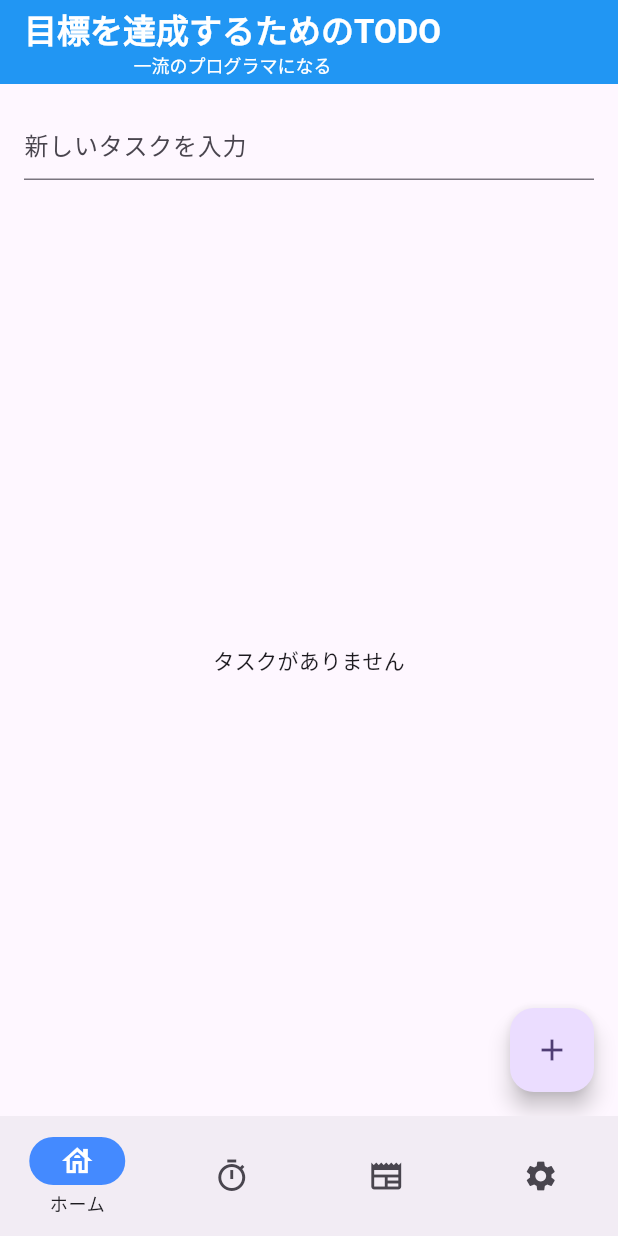
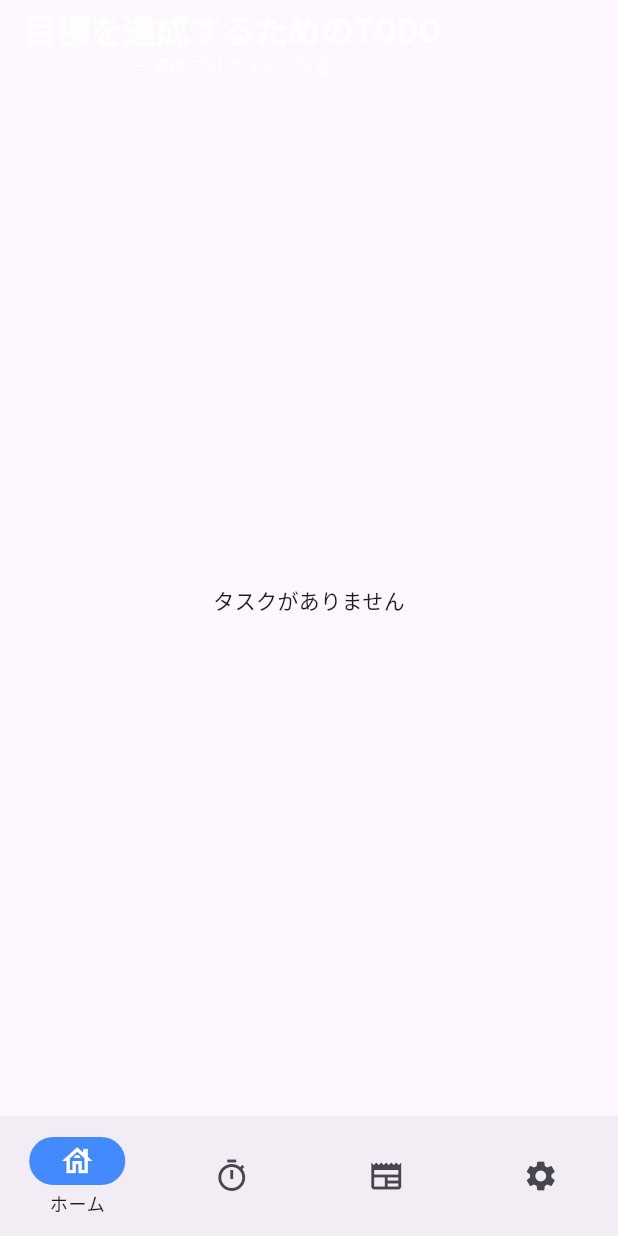
Before and after one commit to yabuki829/todoListApp, a Flutter app: the screen it shows after launch, on a phone screen of 412 x 824 dp. Run offline on Flutter 3.47's test engine with Material 3 defaults, Android fonts, the phone set to English and light mode, and no system bars; our stand-ins replace flutter_riverpod, freezed_annotation, go_router, riverpod_annotation, shared_preferences; generated files the repository leaves out were written again.

Commit message:
change Sliver

```diff
--- a/lib/views/TodoView.dart
+++ b/lib/views/TodoView.dart
@@ -52,9 +52,10 @@ class _TodoviewState extends State<Todoview> {
 
   @override
   Widget build(BuildContext context) {
-    return Scaffold(
-      appBar: AppBar(
-        backgroundColor: Colors.blue,
+    String myGoal = "一流のプログラマになる";
+    return CustomScrollView(
+      slivers: [
+        SliverAppBar(
           title: Column(
             children: [
               Text(
@@ -74,40 +75,16 @@ class _TodoviewState extends State<Todoview> {
             ],
           ),
         ),
-      body: Consumer(
+        Consumer(
           builder: (context, ref, child) {
             final todoList = ref.watch(todoListNotifierProvider);
-          return Column(
-            children: [
-              Padding(
-                padding: const EdgeInsets.all(16.0),
-                child: Row(
-                  children: [
-                    Expanded(
-                      child: TextField(
-                        controller: _controller,
-                        decoration: const InputDecoration(
-                          hintText: "新しいタスクを入力",
-                        ),
-                        onSubmitted: (value) {
-                          if (value.isNotEmpty) {
-                            ref.read(todoListNotifierProvider.notifier).addTodo(
-                                title: value, deadline: DateTime.now());
-                            _controller.clear();
-                          }
-                        },
-                      ),
-                    ),
-                  ],
-                ),
-              ),
-              Expanded(
-                child: todoList.isEmpty
-                    ? const Center(child: Text('タスクがありません'))
-                    : ListView.builder(
-                        padding: const EdgeInsets.all(16),
-                        itemCount: todoList.length,
-                        itemBuilder: ((context, index) {
+            return todoList.isEmpty
+                ? const SliverFillRemaining(
+                    child: Center(child: Text('タスクがありません')),
+                  )
+                : SliverList(
+                    delegate: SliverChildBuilderDelegate(
+                      (context, index) {
                         return Dismissible(
                           key: Key(todoList[index].id.toString()),
                           onDismissed: (direction) {
@@ -125,21 +102,13 @@ class _TodoviewState extends State<Todoview> {
                             },
                           ),
                         );
-                        }),
+                      },
+                      childCount: todoList.length,
                     ),
+                  );
+          },
         ),
       ],
     );
-        },
-      ),
-      floatingActionButton: FloatingActionButton(
-        onPressed: () {
-          _openAddTodoView();
-        },
-        child: const Icon(
-          Icons.add,
-        ),
-      ),
-    );
   }
 }
```
Also changed, not shown: lib/utils/date_format.dart (+8 -6 lines), lib/views/NewsView.dart (+8 -11 lines), lib/views/detail_todo_view.dart (+4 -3 lines), lib/widget/add_task_dialog.dart (+1 -7 lines). Lines whose indentation alone changed are shown as unchanged.
